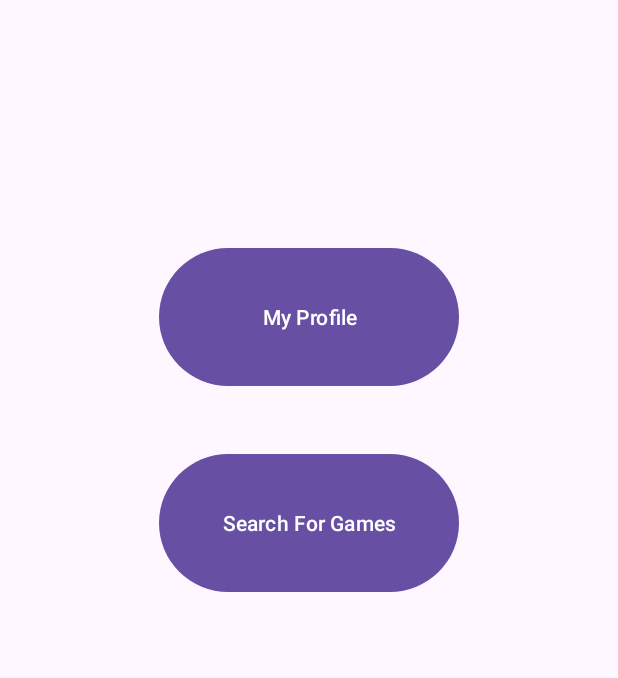
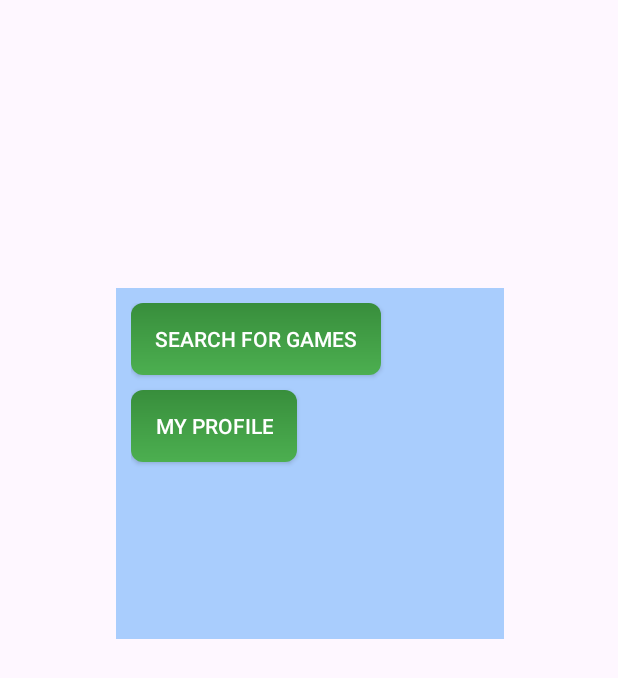
Before and after one commit to TheLordPasta/gamers-chat, an Android app: the layout fragment_main_menu.xml on its own in the app's theme, with its tools: preview values and no code run, on a phone screen of 412 x 824 dp. Shown: the top 678 px of the screen. Run offline under Robolectric (Android 15) with nearby library versions, the phone set to English and light mode, and no system bars.

Commit message:
changed buttons to be the same styling and backgroud and cards and all

```diff
--- a/app/src/main/java/com/example/gamers_chat/activities/MainActivity.java
+++ b/app/src/main/java/com/example/gamers_chat/activities/MainActivity.java
@@ -62,7 +62,7 @@ public class MainActivity extends AppCompatActivity {
     StorageReference storageRef;
     LinearProgressIndicator progressIndicator;
     Uri image;
-    MaterialButton selectImageButtom, uploadImageButtom;
+    androidx.appcompat.widget.AppCompatButton selectImageButtom, uploadImageButtom;
     ImageView imageView;
     private final ActivityResultLauncher<Intent> activityResultLauncher = registerForActivityResult(new ActivityResultContracts.StartActivityForResult(), new ActivityResultCallback<ActivityResult>() {
         @Override
--- /dev/null
+++ b/app/src/main/res/drawable/selector_button_background_drawable.xml
@@ -0,0 +1,6 @@
+<selector xmlns:android="http://schemas.android.com/apk/res/android">
+    <!-- Disabled state -->
+    <item android:drawable="@drawable/disabled_background_drawable" android:state_enabled="false" />
+    <!-- Default state (enabled) -->
+    <item android:drawable="@drawable/button_drawable_background" />
+</selector>
--- a/app/src/main/res/layout/activity_main.xml
+++ b/app/src/main/res/layout/activity_main.xml
@@ -5,7 +5,7 @@
     android:id="@+id/fragment_layout"
     android:layout_width="match_parent"
     android:layout_height="match_parent"
-    android:background="@drawable/backgroundwarms"
+    android:background="@drawable/background_shachar"
     android:orientation="vertical"
     tools:context=".activities.MainActivity">
 
--- a/app/src/main/res/layout/fragment_main_menu.xml
+++ b/app/src/main/res/layout/fragment_main_menu.xml
@@ -1,28 +1,47 @@
 <?xml version="1.0" encoding="utf-8"?>
-<LinearLayout xmlns:android="http://schemas.android.com/apk/res/android"
+<RelativeLayout xmlns:android="http://schemas.android.com/apk/res/android"
     xmlns:app="http://schemas.android.com/apk/res-auto"
     xmlns:tools="http://schemas.android.com/tools"
-    android:id="@+id/LinearLayout"
+    android:id="@+id/MainMenuCard"
     android:layout_width="match_parent"
     android:layout_height="match_parent"
     android:orientation="vertical"
     tools:context=".fragments.mainMenu">
 
-    <Button
-        android:id="@+id/mainMenuUserProfileBtn"
-        android:layout_width="200dp"
-        android:layout_height="100dp"
-        android:layout_marginStart="106dp"
-        android:layout_marginTop="161dp"
-        android:layout_marginEnd="106dp"
-        android:text="My Profile" />
+    <LinearLayout
+        android:id="@+id/LinearLayout"
+        android:layout_width="wrap_content"
+        android:layout_height="141dp"
+        android:layout_alignParentStart="true"
+        android:layout_alignParentTop="true"
+        android:layout_alignParentEnd="true"
+        android:layout_alignParentBottom="true"
+        android:layout_marginStart="77dp"
+        android:layout_marginTop="192dp"
+        android:layout_marginEnd="76dp"
+        android:layout_marginBottom="398dp"
+        android:background="#65288CF9"
+        android:orientation="vertical"
+        android:padding="10dp"
+        android:paddingEnd="70dp">
 
-    <Button
-        android:id="@+id/mainMenuGameSearchBtn"
-        android:layout_width="200dp"
-        android:layout_height="100dp"
-        android:layout_marginStart="106dp"
-        android:layout_marginTop="37dp"
-        android:layout_marginEnd="106dp"
-        android:text="Search For Games" />
-</LinearLayout>
+        <androidx.appcompat.widget.AppCompatButton
+            android:id="@+id/mainMenuGameSearchBtn"
+            android:layout_width="wrap_content"
+            android:layout_height="wrap_content"
+            android:layout_marginBottom="10dp"
+            android:background="@drawable/button_drawable_background"
+            android:text="Search For Games"
+            android:textColor="#FFFFFF" />
+
+        <androidx.appcompat.widget.AppCompatButton
+            android:id="@+id/mainMenuUserProfileBtn"
+            android:layout_width="wrap_content"
+            android:layout_height="wrap_content"
+            android:background="@drawable/button_drawable_background"
+            android:text="My Profile"
+            android:textColor="#FFFFFF" />
+
+    </LinearLayout>
+
+</RelativeLayout>
--- a/app/src/main/res/layout/fragment_search_game.xml
+++ b/app/src/main/res/layout/fragment_search_game.xml
@@ -3,7 +3,6 @@
     xmlns:tools="http://schemas.android.com/tools"
     android:layout_width="match_parent"
     android:layout_height="match_parent"
-    android:background="@drawable/backgroundwarms"
     android:foregroundTint="#F3E2E8"
     android:orientation="vertical"
     tools:context=".fragments.gameSearch">
@@ -41,7 +40,8 @@
             android:layout_height="match_parent"
             android:layout_weight="1"
             android:background="@drawable/button_drawable_background"
-            android:text="Search" />
+            android:text="Search"
+            android:textStyle="bold" />
     </LinearLayout>
 
     <androidx.recyclerview.widget.RecyclerView
```
Also changed, not shown: app/src/main/res/drawable/disabled_background_drawable.xml (added, +13 -0 lines), app/src/main/res/layout/fragment_login.xml (+22 -9 lines), app/src/main/res/layout/fragment_register.xml (+32 -10 lines), app/src/main/res/layout/fragment_user_profile.xml (+19 -11 lines), 1 other file.
